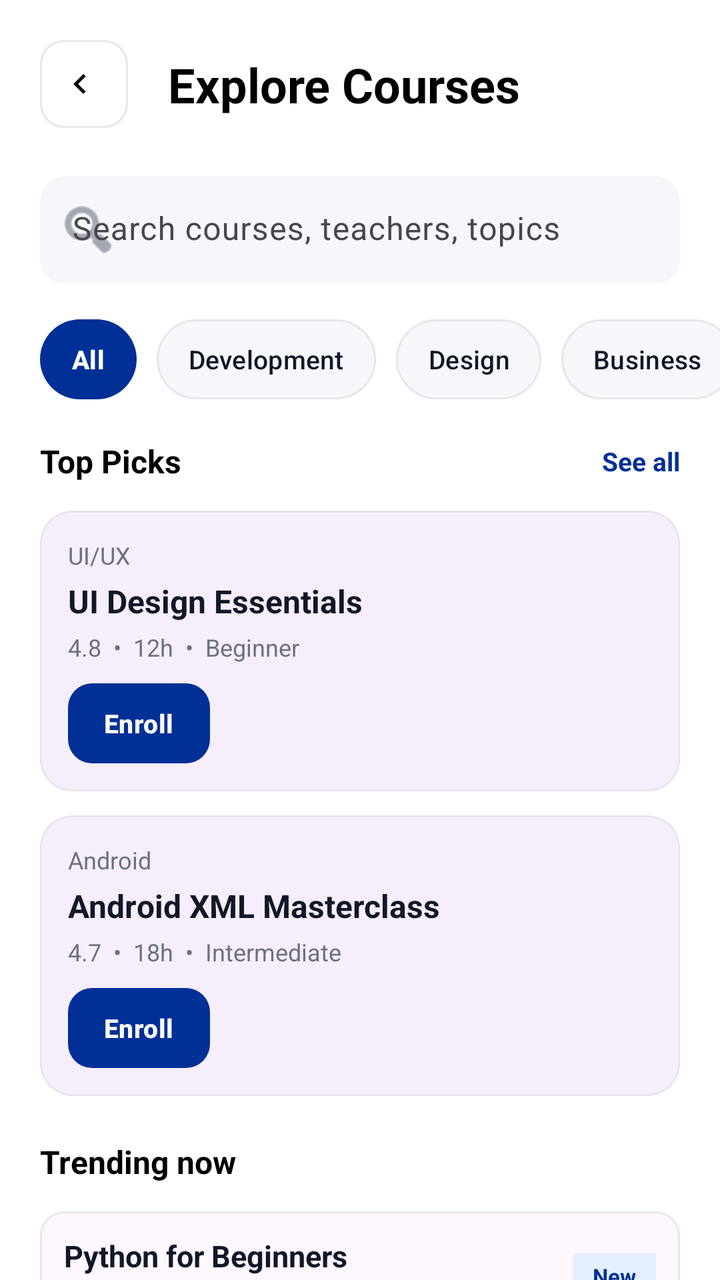
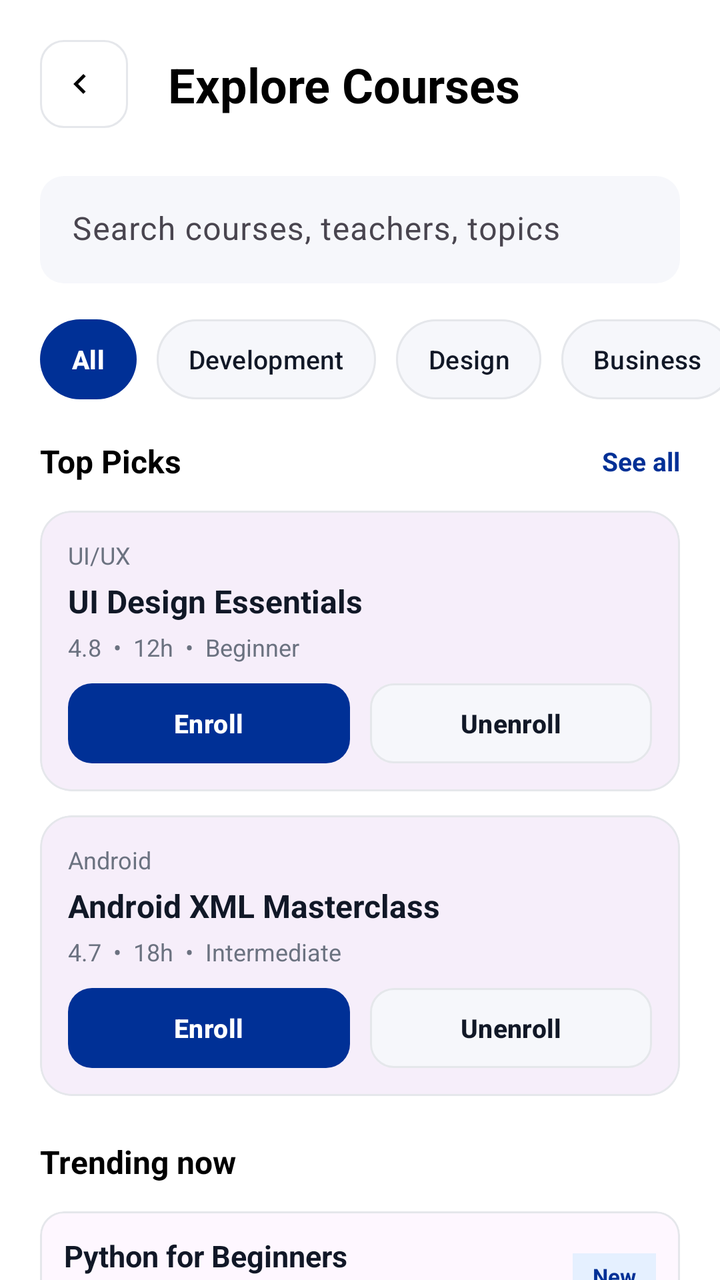

Before-and-after screenshots of an Android layout around one commit, followed by the original layout XML and the change that was made.
<!-- AndroidManifest.xml: application theme Theme.App_Project -->
<!-- res/layout/fragment_explore.xml -->
<?xml version="1.0" encoding="utf-8"?>
<androidx.constraintlayout.widget.ConstraintLayout
    xmlns:android="http://schemas.android.com/apk/res/android"
    xmlns:app="http://schemas.android.com/apk/res-auto"
    android:id="@+id/exploreRoot"
    android:layout_width="match_parent"
    android:layout_height="match_parent"
    android:background="#FFFFFF">

    <com.google.android.material.button.MaterialButton
        android:id="@+id/btnBackExplore"
        android:layout_width="44dp"
        android:layout_height="44dp"
        android:layout_marginStart="20dp"
        android:layout_marginTop="20dp"
        android:insetLeft="0dp"
        android:insetRight="0dp"
        android:insetTop="0dp"
        android:insetBottom="0dp"
        android:minWidth="0dp"
        android:minHeight="0dp"
        android:padding="10dp"
        app:icon="@drawable/ic_back"
        app:iconSize="20dp"
        app:iconTint="#000000"
        app:backgroundTint="#FFFFFF"
        app:strokeColor="#E5E7EB"
        app:strokeWidth="1dp"
        app:cornerRadius="12dp"
        app:layout_constraintStart_toStartOf="parent"
        app:layout_constraintTop_toTopOf="parent"/>

    <TextView
        android:id="@+id/tvExploreTitle"
        android:layout_width="0dp"
        android:layout_height="wrap_content"
        android:layout_marginStart="20dp"
        android:layout_marginEnd="20dp"
        android:text="Explore Courses"
        android:textColor="#000000"
        android:textSize="24sp"
        android:textStyle="bold"
        app:layout_constraintTop_toTopOf="@id/btnBackExplore"
        app:layout_constraintBottom_toBottomOf="@id/btnBackExplore"
        app:layout_constraintStart_toEndOf="@id/btnBackExplore"
        app:layout_constraintEnd_toEndOf="parent"/>

    <com.google.android.material.textfield.TextInputLayout
        android:id="@+id/tilExploreSearch"
        android:layout_width="0dp"
        android:layout_height="wrap_content"
        android:layout_marginStart="20dp"
        android:layout_marginEnd="20dp"
        android:layout_marginTop="24dp"
        app:boxBackgroundMode="filled"
        app:boxBackgroundColor="#F6F7FB"
        app:boxCornerRadiusTopStart="12dp"
        app:boxCornerRadiusTopEnd="12dp"
        app:boxCornerRadiusBottomStart="12dp"
        app:boxCornerRadiusBottomEnd="12dp"
        app:boxStrokeColor="#E5E7EB"
        app:boxStrokeWidth="0dp"
        app:boxStrokeWidthFocused="0dp"
        app:hintTextColor="#9CA3AF"
        app:startIconDrawable="@android:drawable/ic_menu_search"
        app:startIconTint="#6B7280"
        app:endIconMode="clear_text"
        app:endIconTint="#6B7280"
        app:layout_constraintTop_toBottomOf="@id/btnBackExplore"
        app:layout_constraintStart_toStartOf="parent"
        app:layout_constraintEnd_toEndOf="parent">

        <com.google.android.material.textfield.TextInputEditText
            android:id="@+id/etExploreSearch"
            android:layout_width="match_parent"
            android:layout_height="wrap_content"
            android:hint="Search courses, teachers, topics"
            android:inputType="text"
            android:textColor="#000000"
            android:textColorHint="#9CA3AF"
            android:paddingTop="16dp"
            android:paddingBottom="16dp"/>
    </com.google.android.material.textfield.TextInputLayout>

    <HorizontalScrollView
        android:id="@+id/hsCategories"
        android:layout_width="0dp"
        android:layout_height="wrap_content"
        android:layout_marginTop="18dp"
        android:scrollbars="none"
        app:layout_constraintTop_toBottomOf="@id/tilExploreSearch"
        app:layout_constraintStart_toStartOf="parent"
        app:layout_constraintEnd_toEndOf="parent">

        <LinearLayout
            android:id="@+id/rowCategories"
            android:layout_width="wrap_content"
            android:layout_height="wrap_content"
            android:orientation="horizontal"
            android:paddingStart="20dp"
            android:paddingEnd="20dp">

            <com.google.android.material.button.MaterialButton
                android:id="@+id/chipAll"
                android:layout_width="wrap_content"
                android:layout_height="40dp"
                android:text="All"
                android:textAllCaps="false"
                android:textStyle="bold"
                android:textSize="13sp"
                android:textColor="#FFFFFF"
                app:backgroundTint="@color/primary_blue"
                app:cornerRadius="20dp"
                app:strokeWidth="0dp"
                android:paddingStart="16dp"
                android:paddingEnd="16dp"
                android:minWidth="0dp"
                android:minHeight="0dp"
                android:insetLeft="0dp"
                android:insetRight="0dp"
                android:insetTop="0dp"
                android:insetBottom="0dp"/>

            <com.google.android.material.button.MaterialButton
                android:id="@+id/chipDevelopment"
                android:layout_width="wrap_content"
                android:layout_height="40dp"
                android:layout_marginStart="10dp"
                android:text="Development"
                android:textAllCaps="false"
                android:textSize="13sp"
                android:textColor="#111827"
                app:backgroundTint="#F6F7FB"
                app:cornerRadius="20dp"
                app:strokeColor="#E5E7EB"
                app:strokeWidth="1dp"
                android:paddingStart="16dp"
                android:paddingEnd="16dp"
                android:minWidth="0dp"
                android:minHeight="0dp"
                android:insetLeft="0dp"
                android:insetRight="0dp"
                android:insetTop="0dp"
                android:insetBottom="0dp"/>

            <com.google.android.material.button.MaterialButton
                android:id="@+id/chipDesign"
                android:layout_width="wrap_content"
                android:layout_height="40dp"
                android:layout_marginStart="10dp"
                android:text="Design"
                android:textAllCaps="false"
                android:textSize="13sp"
                android:textColor="#111827"
                app:backgroundTint="#F6F7FB"
                app:cornerRadius="20dp"
                app:strokeColor="#E5E7EB"
                app:strokeWidth="1dp"
                android:paddingStart="16dp"
                android:paddingEnd="16dp"
                android:minWidth="0dp"
                android:minHeight="0dp"
                android:insetLeft="0dp"
                android:insetRight="0dp"
                android:insetTop="0dp"
                android:insetBottom="0dp"/>

            <com.google.android.material.button.MaterialButton
                android:id="@+id/chipBusiness"
                android:layout_width="wrap_content"
                android:layout_height="40dp"
                android:layout_marginStart="10dp"
                android:text="Business"
                android:textAllCaps="false"
                android:textSize="13sp"
                android:textColor="#111827"
                app:backgroundTint="#F6F7FB"
                app:cornerRadius="20dp"
                app:strokeColor="#E5E7EB"
                app:strokeWidth="1dp"
                android:paddingStart="16dp"
                android:paddingEnd="16dp"
                android:minWidth="0dp"
                android:minHeight="0dp"
                android:insetLeft="0dp"
                android:insetRight="0dp"
                android:insetTop="0dp"
                android:insetBottom="0dp"/>

            <com.google.android.material.button.MaterialButton
                android:id="@+id/chipMarketing"
                android:layout_width="wrap_content"
                android:layout_height="40dp"
                android:layout_marginStart="10dp"
                android:text="Marketing"
                android:textAllCaps="false"
                android:textSize="13sp"
                android:textColor="#111827"
                app:backgroundTint="#F6F7FB"
                app:cornerRadius="20dp"
                app:strokeColor="#E5E7EB"
                app:strokeWidth="1dp"
                android:paddingStart="16dp"
                android:paddingEnd="16dp"
                android:minWidth="0dp"
                android:minHeight="0dp"
                android:insetLeft="0dp"
                android:insetRight="0dp"
                android:insetTop="0dp"
                android:insetBottom="0dp"/>
        </LinearLayout>
    </HorizontalScrollView>

    <androidx.core.widget.NestedScrollView
        android:id="@+id/scrollExplore"
        android:layout_width="0dp"
        android:layout_height="0dp"
        android:fillViewport="true"
        app:layout_constraintTop_toBottomOf="@id/hsCategories"
        app:layout_constraintBottom_toBottomOf="parent"
        app:layout_constraintStart_toStartOf="parent"
        app:layout_constraintEnd_toEndOf="parent">

        <LinearLayout
            android:id="@+id/exploreContent"
            android:layout_width="match_parent"
            android:layout_height="wrap_content"
            android:orientation="vertical"
            android:paddingStart="20dp"
            android:paddingEnd="20dp"
            android:paddingTop="20dp"
            android:paddingBottom="20dp">

            <LinearLayout
                android:id="@+id/rowTopPicksHeader"
                android:layout_width="match_parent"
                android:layout_height="wrap_content"
                android:gravity="center_vertical"
                android:orientation="horizontal">

                <TextView
                    android:id="@+id/tvTopPicks"
                    android:layout_width="0dp"
                    android:layout_height="wrap_content"
                    android:layout_weight="1"
                    android:text="Top Picks"
                    android:textColor="#000000"
                    android:textSize="16sp"
                    android:textStyle="bold"/>

                <TextView
                    android:id="@+id/tvSeeAllTop"
                    android:layout_width="wrap_content"
                    android:layout_height="wrap_content"
                    android:text="See all"
                    android:textColor="@color/primary_blue"
                    android:textSize="13sp"
                    android:textStyle="bold"/>
            </LinearLayout>

            <com.google.android.material.card.MaterialCardView
                android:id="@+id/cardTop1"
                android:layout_width="match_parent"
                android:layout_height="wrap_content"
                android:layout_marginTop="14dp"
                app:cardCornerRadius="16dp"
                app:cardElevation="1dp"
                app:strokeColor="#E5E7EB"
                app:strokeWidth="1dp">

                <androidx.constraintlayout.widget.ConstraintLayout
                    android:layout_width="match_parent"
                    android:layout_height="wrap_content"
                    android:padding="14dp">

                    <TextView
                        android:id="@+id/tvCardCat1"
                        android:layout_width="wrap_content"
                        android:layout_height="wrap_content"
                        android:text="UI/UX"
                        android:textSize="12sp"
                        android:textColor="#6B7280"
                        app:layout_constraintTop_toTopOf="parent"
                        app:layout_constraintStart_toStartOf="parent"/>

                    <TextView
                        android:id="@+id/tvCardTitle1"
                        android:layout_width="0dp"
                        android:layout_height="wrap_content"
                        android:layout_marginTop="4dp"
                        android:text="UI Design Essentials"
                        android:textSize="16sp"
                        android:textStyle="bold"
                        android:textColor="#111827"
                        app:layout_constraintTop_toBottomOf="@id/tvCardCat1"
                        app:layout_constraintStart_toStartOf="parent"
                        app:layout_constraintEnd_toEndOf="parent"/>

                    <TextView
                        android:id="@+id/tvCardMeta1"
                        android:layout_width="0dp"
                        android:layout_height="wrap_content"
                        android:layout_marginTop="4dp"
                        android:text="4.8  •  12h  •  Beginner"
                        android:textSize="12sp"
                        android:textColor="#6B7280"
                        app:layout_constraintTop_toBottomOf="@id/tvCardTitle1"
                        app:layout_constraintStart_toStartOf="parent"
                        app:layout_constraintEnd_toEndOf="parent"/>

                    <com.google.android.material.button.MaterialButton
                        android:id="@+id/btnStart1"
                        android:layout_width="wrap_content"
                        android:layout_height="40dp"
                        android:layout_marginTop="10dp"
                        android:text="Enroll"
                        android:textAllCaps="false"
                        android:textStyle="bold"
                        android:textSize="13sp"
                        android:textColor="#FFFFFF"
                        app:backgroundTint="@color/primary_blue"
                        app:cornerRadius="12dp"
                        android:paddingStart="18dp"
                        android:paddingEnd="18dp"
                        android:minWidth="0dp"
                        android:minHeight="0dp"
                        android:insetLeft="0dp"
                        android:insetRight="0dp"
                        android:insetTop="0dp"
                        android:insetBottom="0dp"
                        app:layout_constraintTop_toBottomOf="@id/tvCardMeta1"
                        app:layout_constraintBottom_toBottomOf="parent"
                        app:layout_constraintStart_toStartOf="parent"/>
                </androidx.constraintlayout.widget.ConstraintLayout>
            </com.google.android.material.card.MaterialCardView>

            <com.google.android.material.card.MaterialCardView
                android:id="@+id/cardTop2"
                android:layout_width="match_parent"
                android:layout_height="wrap_content"
                android:layout_marginTop="12dp"
                app:cardCornerRadius="16dp"
                app:cardElevation="1dp"
                app:strokeColor="#E5E7EB"
                app:strokeWidth="1dp">

                <androidx.constraintlayout.widget.ConstraintLayout
                    android:layout_width="match_parent"
                    android:layout_height="wrap_content"
                    android:padding="14dp">

                    <TextView
                        android:id="@+id/tvCardCat2"
                        android:layout_width="wrap_content"
                        android:layout_height="wrap_content"
                        android:text="Android"
                        android:textSize="12sp"
                        android:textColor="#6B7280"
                        app:layout_constraintTop_toTopOf="parent"
                        app:layout_constraintStart_toStartOf="parent"/>

                    <TextView
                        android:id="@+id/tvCardTitle2"
                        android:layout_width="0dp"
                        android:layout_height="wrap_content"
                        android:layout_marginTop="4dp"
                        android:text="Android XML Masterclass"
                        android:textSize="16sp"
                        android:textStyle="bold"
                        android:textColor="#111827"
                        app:layout_constraintTop_toBottomOf="@id/tvCardCat2"
                        app:layout_constraintStart_toStartOf="parent"
                        app:layout_constraintEnd_toEndOf="parent"/>

                    <TextView
                        android:id="@+id/tvCardMeta2"
                        android:layout_width="0dp"
                        android:layout_height="wrap_content"
                        android:layout_marginTop="4dp"
                        android:text="4.7  •  18h  •  Intermediate"
                        android:textSize="12sp"
                        android:textColor="#6B7280"
                        app:layout_constraintTop_toBottomOf="@id/tvCardTitle2"
                        app:layout_constraintStart_toStartOf="parent"
                        app:layout_constraintEnd_toEndOf="parent"/>

                    <com.google.android.material.button.MaterialButton
                        android:id="@+id/btnStart2"
                        android:layout_width="wrap_content"
                        android:layout_height="40dp"
                        android:layout_marginTop="10dp"
                        android:text="Enroll"
                        android:textAllCaps="false"
                        android:textStyle="bold"
                        android:textSize="13sp"
                        android:textColor="#FFFFFF"
                        app:backgroundTint="@color/primary_blue"
                        app:cornerRadius="12dp"
                        android:paddingStart="18dp"
                        android:paddingEnd="18dp"
                        android:minWidth="0dp"
                        android:minHeight="0dp"
                        android:insetLeft="0dp"
                        android:insetRight="0dp"
                        android:insetTop="0dp"
                        android:insetBottom="0dp"
                        app:layout_constraintTop_toBottomOf="@id/tvCardMeta2"
                        app:layout_constraintBottom_toBottomOf="parent"
                        app:layout_constraintStart_toStartOf="parent"/>
                </androidx.constraintlayout.widget.ConstraintLayout>
            </com.google.android.material.card.MaterialCardView>

            <TextView
                android:id="@+id/tvTrending"
                android:layout_width="match_parent"
                android:layout_height="wrap_content"
                android:layout_marginTop="22dp"
                android:text="Trending now"
                android:textColor="#000000"
                android:textSize="16sp"
                android:textStyle="bold"/>

            <com.google.android.material.card.MaterialCardView
                android:id="@+id/cardTrend1"
                android:layout_width="match_parent"
                android:layout_height="wrap_content"
                android:layout_marginTop="14dp"
                app:cardCornerRadius="12dp"
                app:cardElevation="0dp"
                app:strokeColor="#E5E7EB"
                app:strokeWidth="1dp">

                <LinearLayout
                    android:layout_width="match_parent"
                    android:layout_height="wrap_content"
                    android:orientation="horizontal"
                    android:padding="12dp"
                    android:gravity="center_vertical">

                    <LinearLayout
                        android:layout_width="0dp"
                        android:layout_height="wrap_content"
                        android:layout_weight="1"
                        android:orientation="vertical">

                        <TextView
                            android:id="@+id/tvTrendTitle1"
                            android:layout_width="wrap_content"
                            android:layout_height="wrap_content"
                            android:text="Python for Beginners"
                            android:textColor="#111827"
                            android:textSize="15sp"
                            android:textStyle="bold"/>

                        <TextView
                            android:id="@+id/tvTrendMeta1"
                            android:layout_width="wrap_content"
                            android:layout_height="wrap_content"
                            android:layout_marginTop="4dp"
                            android:text="24 lessons  •  8h total"
                            android:textColor="#6B7280"
                            android:textSize="12sp"/>
                    </LinearLayout>

                    <TextView
                        android:id="@+id/tvTrendTag1"
                        android:layout_width="wrap_content"
                        android:layout_height="wrap_content"
                        android:paddingStart="10dp"
                        android:paddingEnd="10dp"
                        android:paddingTop="4dp"
                        android:paddingBottom="4dp"
                        android:text="New"
                        android:textSize="11sp"
                        android:textStyle="bold"
                        android:textColor="@color/primary_blue"
                        android:background="#E5F0FF"/>
                </LinearLayout>
            </com.google.android.material.card.MaterialCardView>

            <com.google.android.material.card.MaterialCardView
                android:id="@+id/cardTrend2"
                android:layout_width="match_parent"
                android:layout_height="wrap_content"
                android:layout_marginTop="10dp"
                app:cardCornerRadius="12dp"
                app:cardElevation="0dp"
                app:strokeColor="#E5E7EB"
                app:strokeWidth="1dp">

                <LinearLayout
                    android:layout_width="match_parent"
                    android:layout_height="wrap_content"
                    android:orientation="horizontal"
                    android:padding="12dp"
                    android:gravity="center_vertical">

                    <LinearLayout
                        android:layout_width="0dp"
                        android:layout_height="wrap_content"
                        android:layout_weight="1"
                        android:orientation="vertical">

                        <TextView
                            android:id="@+id/tvTrendTitle2"
                            android:layout_width="wrap_content"
                            android:layout_height="wrap_content"
                            android:text="Data Structures in Java"
                            android:textColor="#111827"
                            android:textSize="15sp"
                            android:textStyle="bold"/>

                        <TextView
                            android:id="@+id/tvTrendMeta2"
                            android:layout_width="wrap_content"
                            android:layout_height="wrap_content"
                            android:layout_marginTop="4dp"
                            android:text="32 lessons  •  14h total"
                            android:textColor="#6B7280"
                            android:textSize="12sp"/>
                    </LinearLayout>

                    <TextView
                        android:id="@+id/tvTrendTag2"
                        android:layout_width="wrap_content"
                        android:layout_height="wrap_content"
                        android:paddingStart="10dp"
                        android:paddingEnd="10dp"
                        android:paddingTop="4dp"
                        android:paddingBottom="4dp"
                        android:text="High Rated"
                        android:textSize="11sp"
                        android:textStyle="bold"
                        android:textColor="#F97316"
                        android:background="#FFF4E5"/>
                </LinearLayout>
            </com.google.android.material.card.MaterialCardView>

        </LinearLayout>
    </androidx.core.widget.NestedScrollView>

</androidx.constraintlayout.widget.ConstraintLayout>
<!-- resources referenced by this layout -->
<resources>
  <color name="primary_blue">#003096</color>
  <!-- drawable ic_back (drawable) -->
  <?xml version="1.0" encoding="utf-8"?>
  <vector xmlns:android="http://schemas.android.com/apk/res/android"
      android:width="24dp"
      android:height="24dp"
      android:viewportWidth="24"
      android:viewportHeight="24">
      <path
          android:fillColor="#000000"
          android:pathData="M15.41,7.41L14,6L8,12l6,6l1.41,-1.41L10.83,12z"/>
  </vector>
  <style name="Theme.App_Project" parent="Base.Theme.App_Project" />
  <style name="Base.Theme.App_Project" parent="Theme.Material3.DayNight.NoActionBar">
  
  
  
      </style>
</resources>

<!-- the commit's change to res/layout/fragment_explore.xml (unified diff, before → after) -->
@@ -62,7 +62,6 @@
         app:boxStrokeWidth="0dp"
         app:boxStrokeWidthFocused="0dp"
         app:hintTextColor="#9CA3AF"
-        app:startIconDrawable="@android:drawable/ic_menu_search"
         app:startIconTint="#6B7280"
         app:endIconMode="clear_text"
         app:endIconTint="#6B7280"
@@ -308,29 +307,59 @@
                         app:layout_constraintStart_toStartOf="parent"
                         app:layout_constraintEnd_toEndOf="parent"/>
 
-                    <com.google.android.material.button.MaterialButton
-                        android:id="@+id/btnStart1"
-                        android:layout_width="wrap_content"
-                        android:layout_height="40dp"
+                    <LinearLayout
+                        android:id="@+id/rowActions1"
+                        android:layout_width="0dp"
+                        android:layout_height="wrap_content"
                         android:layout_marginTop="10dp"
-                        android:text="Enroll"
-                        android:textAllCaps="false"
-                        android:textStyle="bold"
-                        android:textSize="13sp"
-                        android:textColor="#FFFFFF"
-                        app:backgroundTint="@color/primary_blue"
-                        app:cornerRadius="12dp"
-                        android:paddingStart="18dp"
-                        android:paddingEnd="18dp"
-                        android:minWidth="0dp"
-                        android:minHeight="0dp"
-                        android:insetLeft="0dp"
-                        android:insetRight="0dp"
-                        android:insetTop="0dp"
-                        android:insetBottom="0dp"
+                        android:orientation="horizontal"
                         app:layout_constraintTop_toBottomOf="@id/tvCardMeta1"
-                        app:layout_constraintBottom_toBottomOf="parent"
-                        app:layout_constraintStart_toStartOf="parent"/>
+                        app:layout_constraintStart_toStartOf="parent"
+                        app:layout_constraintEnd_toEndOf="parent"
+                        app:layout_constraintBottom_toBottomOf="parent">
+
+                        <com.google.android.material.button.MaterialButton
+                            android:id="@+id/btnStart1"
+                            android:layout_width="0dp"
+                            android:layout_height="40dp"
+                            android:layout_weight="1"
+                            android:text="Enroll"
+                            android:textAllCaps="false"
+                            android:textStyle="bold"
+                            android:textSize="13sp"
+                            android:textColor="#FFFFFF"
+                            app:backgroundTint="@color/primary_blue"
+                            app:cornerRadius="12dp"
+                            android:minWidth="0dp"
+                            android:minHeight="0dp"
+                            android:insetLeft="0dp"
+                            android:insetRight="0dp"
+                            android:insetTop="0dp"
+                            android:insetBottom="0dp"/>
+
+                        <com.google.android.material.button.MaterialButton
+                            android:id="@+id/btnUnenroll1"
+                            android:layout_width="0dp"
+                            android:layout_height="40dp"
+                            android:layout_weight="1"
+                            android:layout_marginStart="10dp"
+                            android:text="Unenroll"
+                            android:textAllCaps="false"
+                            android:textStyle="bold"
+                            android:textSize="13sp"
+                            android:textColor="#111827"
+                            app:backgroundTint="#F6F7FB"
+                            app:strokeColor="#E5E7EB"
+                            app:strokeWidth="1dp"
+                            app:cornerRadius="12dp"
+                            android:minWidth="0dp"
+                            android:minHeight="0dp"
+                            android:insetLeft="0dp"
+                            android:insetRight="0dp"
+                            android:insetTop="0dp"
+                            android:insetBottom="0dp"/>
+                    </LinearLayout>
+
                 </androidx.constraintlayout.widget.ConstraintLayout>
             </com.google.android.material.card.MaterialCardView>
 
@@ -384,29 +413,59 @@
                         app:layout_constraintStart_toStartOf="parent"
                         app:layout_constraintEnd_toEndOf="parent"/>
 
-                    <com.google.android.material.button.MaterialButton
-                        android:id="@+id/btnStart2"
-                        android:layout_width="wrap_content"
-                        android:layout_height="40dp"
+                    <LinearLayout
+                        android:id="@+id/rowActions2"
+                        android:layout_width="0dp"
+                        android:layout_height="wrap_content"
                         android:layout_marginTop="10dp"
-                        android:text="Enroll"
-                        android:textAllCaps="false"
-                        android:textStyle="bold"
-                        android:textSize="13sp"
-                        android:textColor="#FFFFFF"
-                        app:backgroundTint="@color/primary_blue"
-                        app:cornerRadius="12dp"
-                        android:paddingStart="18dp"
-                        android:paddingEnd="18dp"
-                        android:minWidth="0dp"
-                        android:minHeight="0dp"
-                        android:insetLeft="0dp"
-                        android:insetRight="0dp"
-                        android:insetTop="0dp"
-                        android:insetBottom="0dp"
+                        android:orientation="horizontal"
                         app:layout_constraintTop_toBottomOf="@id/tvCardMeta2"
-                        app:layout_constraintBottom_toBottomOf="parent"
-                        app:layout_constraintStart_toStartOf="parent"/>
+                        app:layout_constraintStart_toStartOf="parent"
+                        app:layout_constraintEnd_toEndOf="parent"
+                        app:layout_constraintBottom_toBottomOf="parent">
+
+                        <com.google.android.material.button.MaterialButton
+                            android:id="@+id/btnStart2"
+                            android:layout_width="0dp"
+                            android:layout_height="40dp"
+                            android:layout_weight="1"
+                            android:text="Enroll"
+                            android:textAllCaps="false"
+                            android:textStyle="bold"
+                            android:textSize="13sp"
+                            android:textColor="#FFFFFF"
+                            app:backgroundTint="@color/primary_blue"
+                            app:cornerRadius="12dp"
+                            android:minWidth="0dp"
+                            android:minHeight="0dp"
+                            android:insetLeft="0dp"
+                            android:insetRight="0dp"
+                            android:insetTop="0dp"
+                            android:insetBottom="0dp"/>
+
+                        <com.google.android.material.button.MaterialButton
+                            android:id="@+id/btnUnenroll2"
+                            android:layout_width="0dp"
+                            android:layout_height="40dp"
+                            android:layout_weight="1"
+                            android:layout_marginStart="10dp"
+                            android:text="Unenroll"
+                            android:textAllCaps="false"
+                            android:textStyle="bold"
+                            android:textSize="13sp"
+                            android:textColor="#111827"
+                            app:backgroundTint="#F6F7FB"
+                            app:strokeColor="#E5E7EB"
+                            app:strokeWidth="1dp"
+                            app:cornerRadius="12dp"
+                            android:minWidth="0dp"
+                            android:minHeight="0dp"
+                            android:insetLeft="0dp"
+                            android:insetRight="0dp"
+                            android:insetTop="0dp"
+                            android:insetBottom="0dp"/>
+                    </LinearLayout>
+
                 </androidx.constraintlayout.widget.ConstraintLayout>
             </com.google.android.material.card.MaterialCardView>
 
